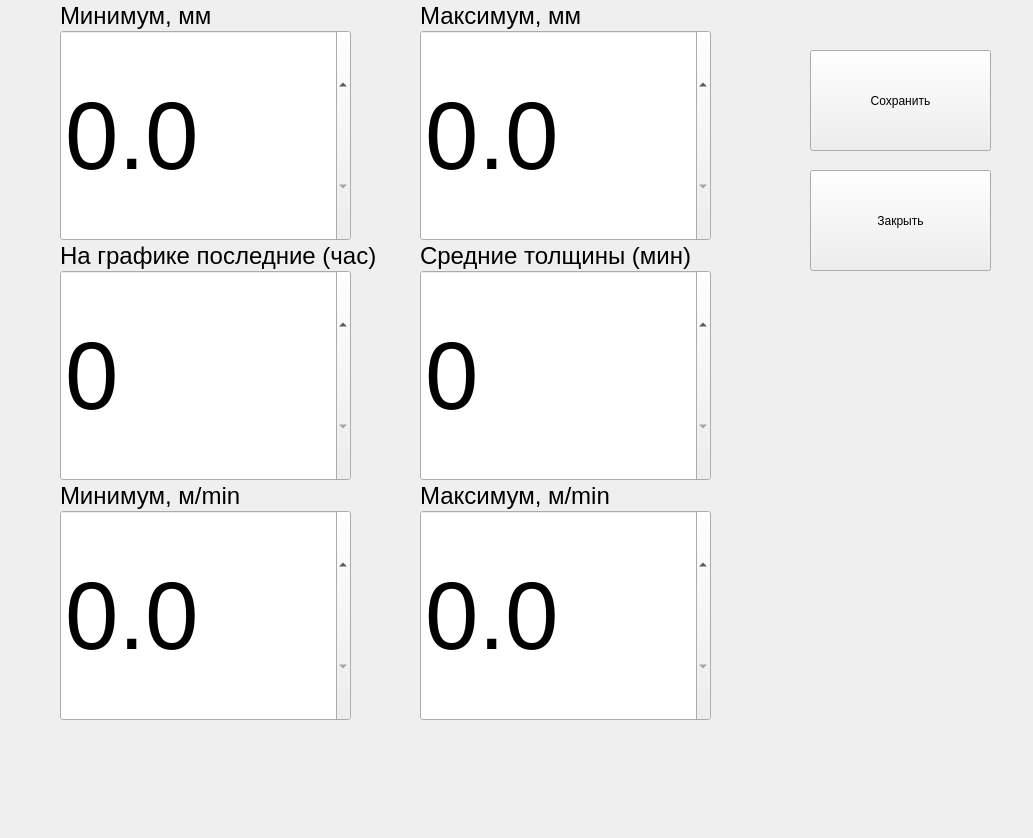
First picture: the form in tsetupform.ui, repository SergeyPesterevD-TEST/Abest2, before the edit.
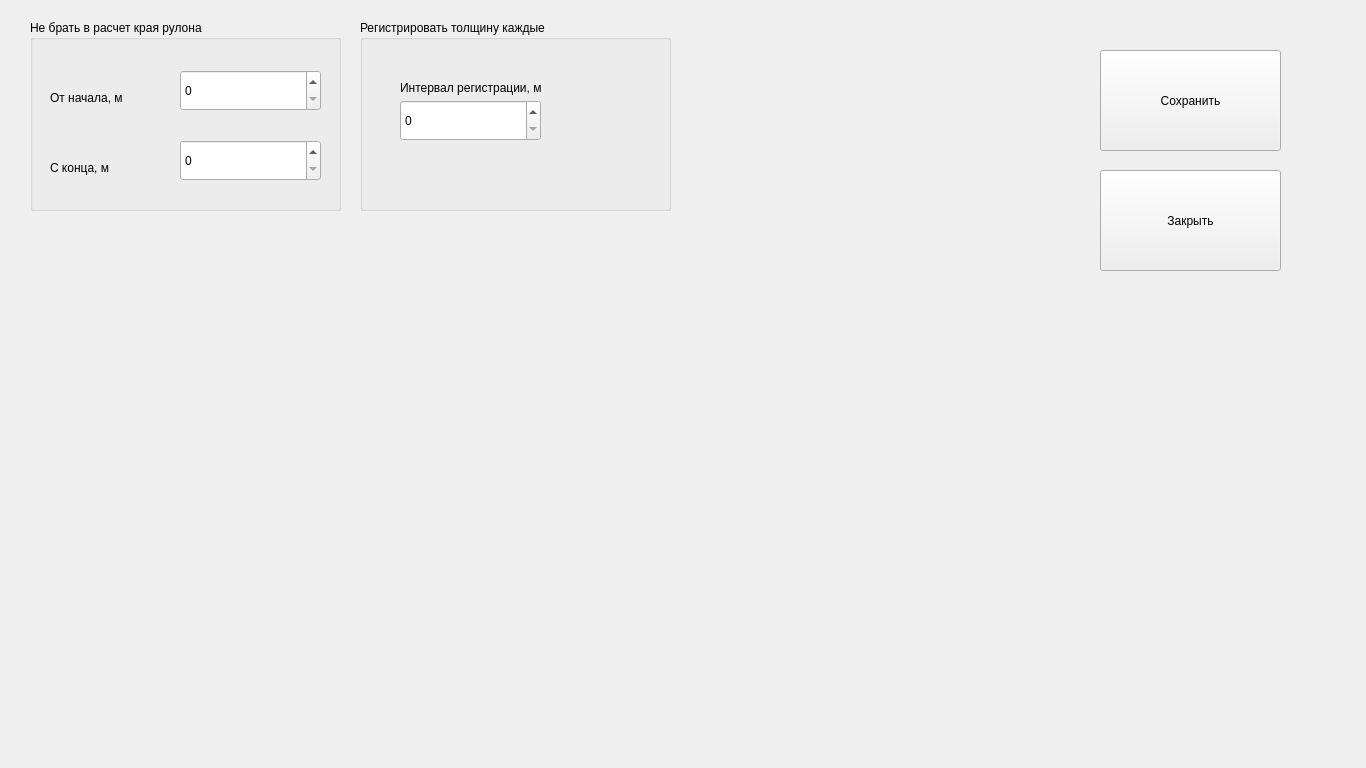
Second picture: the form after the edit.

Commit message: Fix plot, average thickness. Archieve +aver +stdev

What changed in the file:
```diff
--- a/tsetupform.ui
+++ b/tsetupform.ui
@@ -6,56 +6,17 @@
    <rect>
     <x>0</x>
     <y>0</y>
-    <width>1033</width>
-    <height>838</height>
+    <width>1366</width>
+    <height>768</height>
    </rect>
   </property>
   <property name="windowTitle">
    <string>Настройки</string>
   </property>
-  <widget class="QDoubleSpinBox" name="MinBox">
-   <property name="geometry">
-    <rect>
-     <x>60</x>
-     <y>30</y>
-     <width>291</width>
-     <height>211</height>
-    </rect>
-   </property>
-   <property name="font">
-    <font>
-     <pointsize>72</pointsize>
-    </font>
-   </property>
-   <property name="decimals">
-    <number>1</number>
-   </property>
-   <property name="singleStep">
-    <double>0.100000000000000</double>
-   </property>
-  </widget>
-  <widget class="QLabel" name="label">
-   <property name="geometry">
-    <rect>
-     <x>60</x>
-     <y>0</y>
-     <width>211</width>
-     <height>31</height>
-    </rect>
-   </property>
-   <property name="font">
-    <font>
-     <pointsize>18</pointsize>
-    </font>
-   </property>
-   <property name="text">
-    <string>Минимум, мм</string>
-   </property>
-  </widget>
   <widget class="QPushButton" name="SaveButton">
    <property name="geometry">
     <rect>
-     <x>810</x>
+     <x>1100</x>
      <y>50</y>
      <width>181</width>
      <height>101</height>
@@ -65,91 +26,10 @@
     <string>Сохранить</string>
    </property>
   </widget>
-  <widget class="QDoubleSpinBox" name="MaxBox">
-   <property name="geometry">
-    <rect>
-     <x>420</x>
-     <y>30</y>
-     <width>291</width>
-     <height>211</height>
-    </rect>
-   </property>
-   <property name="font">
-    <font>
-     <pointsize>72</pointsize>
-    </font>
-   </property>
-   <property name="decimals">
-    <number>1</number>
-   </property>
-   <property name="maximum">
-    <double>100.000000000000000</double>
-   </property>
-   <property name="singleStep">
-    <double>0.100000000000000</double>
-   </property>
-  </widget>
-  <widget class="QLabel" name="label_2">
-   <property name="geometry">
-    <rect>
-     <x>420</x>
-     <y>0</y>
-     <width>211</width>
-     <height>31</height>
-    </rect>
-   </property>
-   <property name="font">
-    <font>
-     <pointsize>18</pointsize>
-    </font>
-   </property>
-   <property name="text">
-    <string>Максимум, мм</string>
-   </property>
-  </widget>
-  <widget class="QLabel" name="label_3">
-   <property name="geometry">
-    <rect>
-     <x>60</x>
-     <y>240</y>
-     <width>501</width>
-     <height>31</height>
-    </rect>
-   </property>
-   <property name="font">
-    <font>
-     <pointsize>18</pointsize>
-    </font>
-   </property>
-   <property name="text">
-    <string>На графике последние (час)</string>
-   </property>
-  </widget>
-  <widget class="QDoubleSpinBox" name="HowManyHours">
-   <property name="geometry">
-    <rect>
-     <x>60</x>
-     <y>270</y>
-     <width>291</width>
-     <height>211</height>
-    </rect>
-   </property>
-   <property name="font">
-    <font>
-     <pointsize>72</pointsize>
-    </font>
-   </property>
-   <property name="decimals">
-    <number>0</number>
-   </property>
-   <property name="singleStep">
-    <double>1.000000000000000</double>
-   </property>
-  </widget>
   <widget class="QPushButton" name="SaveButton_2">
    <property name="geometry">
     <rect>
-     <x>810</x>
+     <x>1100</x>
      <y>170</y>
      <width>181</width>
      <height>101</height>
@@ -159,128 +39,106 @@
     <string>Закрыть</string>
    </property>
   </widget>
-  <widget class="QDoubleSpinBox" name="MaxSpeed">
+  <widget class="QGroupBox" name="groupBox">
    <property name="geometry">
     <rect>
-     <x>420</x>
-     <y>510</y>
-     <width>291</width>
-     <height>211</height>
+     <x>30</x>
+     <y>20</y>
+     <width>311</width>
+     <height>191</height>
     </rect>
    </property>
-   <property name="font">
-    <font>
-     <pointsize>72</pointsize>
-    </font>
+   <property name="title">
+    <string>Не брать в расчет края рулона</string>
    </property>
-   <property name="decimals">
-    <number>1</number>
-   </property>
-   <property name="maximum">
-    <double>100.000000000000000</double>
-   </property>
-   <property name="singleStep">
-    <double>1.000000000000000</double>
-   </property>
+   <widget class="QSpinBox" name="cutBegin">
+    <property name="geometry">
+     <rect>
+      <x>150</x>
+      <y>50</y>
+      <width>141</width>
+      <height>41</height>
+     </rect>
+    </property>
+   </widget>
+   <widget class="QSpinBox" name="cutEnd">
+    <property name="geometry">
+     <rect>
+      <x>150</x>
+      <y>120</y>
+      <width>141</width>
+      <height>41</height>
+     </rect>
+    </property>
+   </widget>
+   <widget class="QLabel" name="label">
+    <property name="geometry">
+     <rect>
+      <x>20</x>
+      <y>70</y>
+      <width>101</width>
+      <height>16</height>
+     </rect>
+    </property>
+    <property name="text">
+     <string>От начала, м</string>
+    </property>
+   </widget>
+   <widget class="QLabel" name="label_2">
+    <property name="geometry">
+     <rect>
+      <x>20</x>
+      <y>140</y>
+      <width>81</width>
+      <height>16</height>
+     </rect>
+    </property>
+    <property name="text">
+     <string>С конца, м</string>
+    </property>
+   </widget>
   </widget>
-  <widget class="QDoubleSpinBox" name="MinSpeed">
+  <widget class="QGroupBox" name="groupBox_2">
    <property name="geometry">
     <rect>
-     <x>60</x>
-     <y>510</y>
-     <width>291</width>
-     <height>211</height>
+     <x>360</x>
+     <y>20</y>
+     <width>311</width>
+     <height>191</height>
     </rect>
    </property>
-   <property name="font">
-    <font>
-     <pointsize>72</pointsize>
-    </font>
+   <property name="title">
+    <string>Регистрировать толщину каждые</string>
    </property>
-   <property name="decimals">
-    <number>1</number>
-   </property>
-   <property name="singleStep">
-    <double>1.000000000000000</double>
-   </property>
-  </widget>
-  <widget class="QLabel" name="label_4">
-   <property name="geometry">
-    <rect>
-     <x>60</x>
-     <y>480</y>
-     <width>211</width>
-     <height>31</height>
-    </rect>
-   </property>
-   <property name="font">
-    <font>
-     <pointsize>18</pointsize>
-    </font>
-   </property>
-   <property name="text">
-    <string>Минимум, м/min</string>
-   </property>
-  </widget>
-  <widget class="QLabel" name="label_5">
-   <property name="geometry">
-    <rect>
-     <x>420</x>
-     <y>480</y>
-     <width>211</width>
-     <height>31</height>
-    </rect>
-   </property>
-   <property name="font">
-    <font>
-     <pointsize>18</pointsize>
-    </font>
-   </property>
-   <property name="text">
-    <string>Максимум, м/min</string>
-   </property>
-  </widget>
-  <widget class="QLabel" name="label_6">
-   <property name="geometry">
-    <rect>
-     <x>420</x>
-     <y>240</y>
-     <width>501</width>
-     <height>31</height>
-    </rect>
-   </property>
-   <property name="font">
-    <font>
-     <pointsize>18</pointsize>
-    </font>
-   </property>
-   <property name="text">
-    <string>Средние толщины (мин)</string>
-   </property>
-  </widget>
-  <widget class="QDoubleSpinBox" name="AverageRowMin">
-   <property name="geometry">
-    <rect>
-     <x>420</x>
-     <y>270</y>
-     <width>291</width>
-     <height>211</height>
-    </rect>
-   </property>
-   <property name="font">
-    <font>
-     <pointsize>72</pointsize>
-    </font>
-   </property>
-   <property name="decimals">
-    <number>0</number>
-   </property>
-   <property name="maximum">
-    <double>10.000000000000000</double>
-   </property>
-   <property name="singleStep">
-    <double>1.000000000000000</double>
-   </property>
+   <widget class="QSpinBox" name="IncReg">
+    <property name="geometry">
+     <rect>
+      <x>40</x>
+      <y>80</y>
+      <width>141</width>
+      <height>41</height>
+     </rect>
+    </property>
+    <property name="maximum">
+     <number>1000</number>
+    </property>
+    <property name="singleStep">
+     <number>100</number>
+    </property>
+   </widget>
+   <widget class="QLabel" name="label_3">
+    <property name="geometry">
+     <rect>
+      <x>40</x>
+      <y>60</y>
+      <width>211</width>
+      <height>16</height>
+     </rect>
+    </property>
+    <property name="text">
+     <string>Интервал регистрации, м</string>
+    </property>
+   </widget>
   </widget>
  </widget>
  <resources/>
```
The commit also changes 16 other files.
